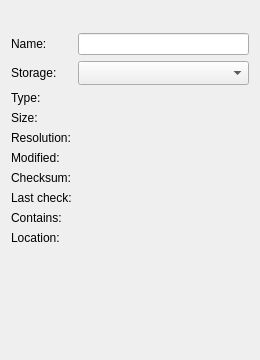
The window that packages/rehuco-agent/src/rehuco_agent/rehuco/roots_preview.ui (borco/rehuco) describes before a commit, drawn with Qt 5.
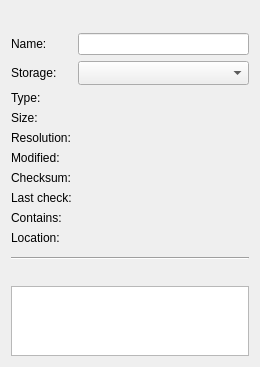
The same window after the commit. Custom widgets are drawn as their Qt base class.

Commit message: refs #458: feat: the Roots details pane shows a record's URL and description

Diff of the .ui file:
```diff
--- a/packages/rehuco-agent/src/rehuco_agent/rehuco/roots_preview.ui
+++ b/packages/rehuco-agent/src/rehuco_agent/rehuco/roots_preview.ui
@@ -197,6 +197,40 @@
    <item>
     <widget class="ScaledImage" name="image_label"/>
    </item>
+   <item>
+    <widget class="QWidget" name="record_section">
+     <layout class="QVBoxLayout" name="record_layout">
+      <property name="leftMargin">
+       <number>0</number>
+      </property>
+      <property name="topMargin">
+       <number>0</number>
+      </property>
+      <property name="rightMargin">
+       <number>0</number>
+      </property>
+      <property name="bottomMargin">
+       <number>0</number>
+      </property>
+      <item>
+       <widget class="QFrame" name="record_line">
+        <property name="frameShape">
+         <enum>QFrame::Shape::HLine</enum>
+        </property>
+        <property name="frameShadow">
+         <enum>QFrame::Shadow::Sunken</enum>
+        </property>
+       </widget>
+      </item>
+      <item>
+       <widget class="ElidedLabel" name="url_value"/>
+      </item>
+      <item>
+       <widget class="ScrollingMarkdownView" name="description_view"/>
+      </item>
+     </layout>
+    </widget>
+   </item>
    <item>
     <spacer name="spacer">
      <property name="orientation">
@@ -218,6 +252,11 @@
    <extends>QWidget</extends>
    <header>rehuco_agent.rehuco.scaled_image</header>
   </customwidget>
+  <customwidget>
+   <class>ScrollingMarkdownView</class>
+   <extends>QTextBrowser</extends>
+   <header>rehuco_agent.rehuco.scrolling_markdown_view</header>
+  </customwidget>
   <customwidget>
    <class>ElidedLabel</class>
    <extends>QLabel</extends>
```
The commit also changes 9 other files.
